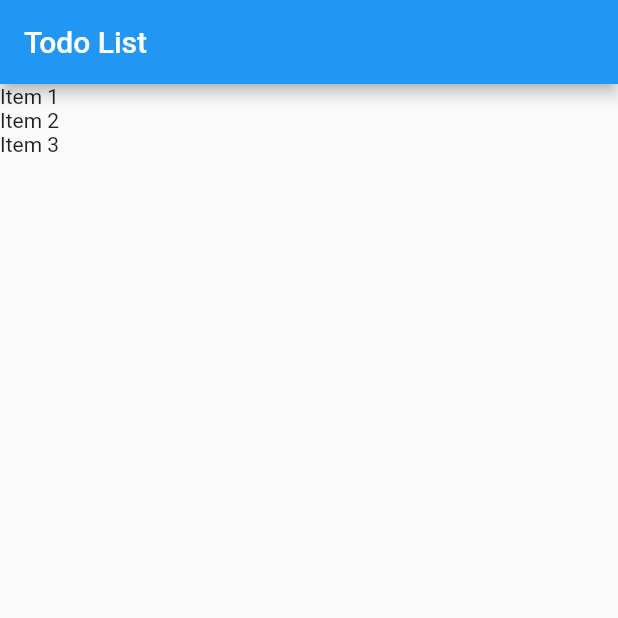
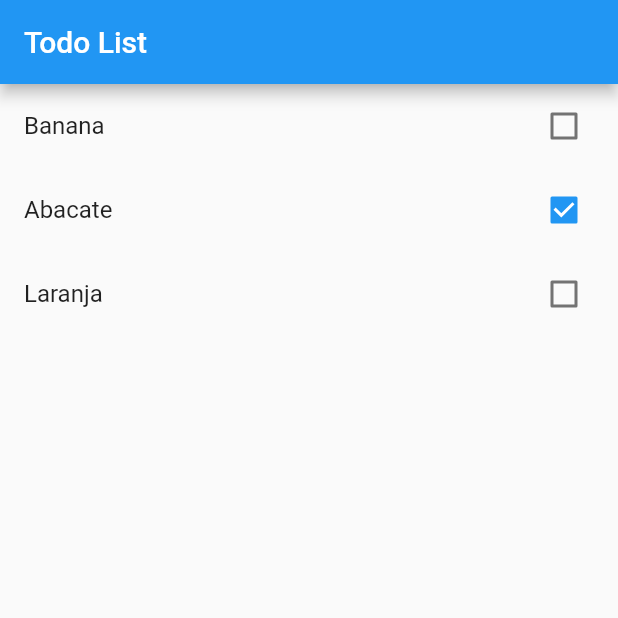
Before and after one commit to rvbx/flutter_todo_app, a Flutter app: the screen it shows after launch, on a phone screen of 412 x 824 dp, the top half of it. Run offline on Flutter 3.47's test engine with Material 2 defaults, Android fonts, the phone set to English and light mode, and no system bars.

```diff
--- a/lib/main.dart
+++ b/lib/main.dart
@@ -24,9 +24,9 @@ class HomePage extends StatefulWidget {
 
   HomePage() {
     items = [];
-    items.add(Item(title: "Item 1", done: false));
-    items.add(Item(title: "Item 2", done: true));
-    items.add(Item(title: "Item 3", done: false));
+    items.add(Item(title: "Banana", done: false));
+    items.add(Item(title: "Abacate", done: true));
+    items.add(Item(title: "Laranja", done: false));
   }
 
   @override
@@ -43,7 +43,17 @@ class _HomePageState extends State<HomePage> {
       body: ListView.builder(
         itemCount: widget.items.length,
         itemBuilder: (BuildContext ctxt, int index) {
-          return Text(widget.items[index].title);
+          final item = widget.items[index];
+          return CheckboxListTile(
+            title: Text(item.title),
+            key: Key(item.title),
+            value: item.done,
+            onChanged: (value) {
+              setState(() {
+                item.done = value;
+              });
+            },
+          );
         },
       ),
     );
```
